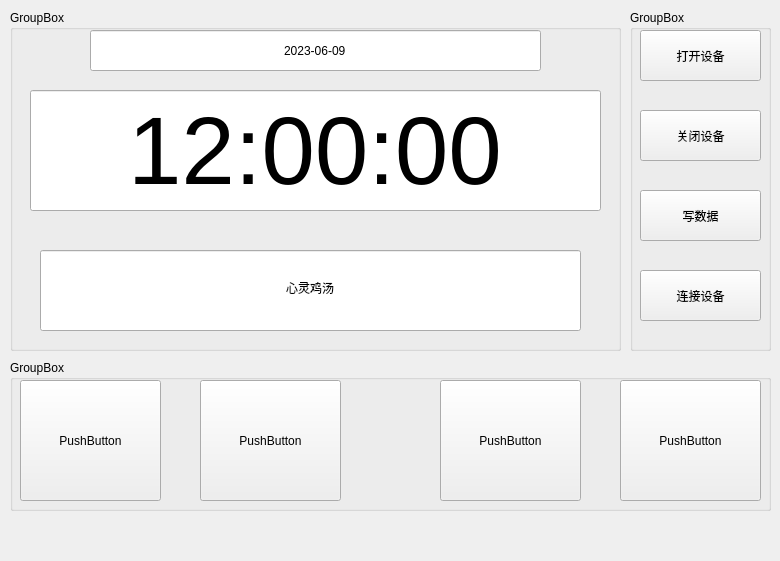
The window that SoftWare/PCTool/AdvancedClock/TimeShow.ui (ZhangYiXiSucceed/Advanced-Clock) describes before a commit, drawn with Qt 5.
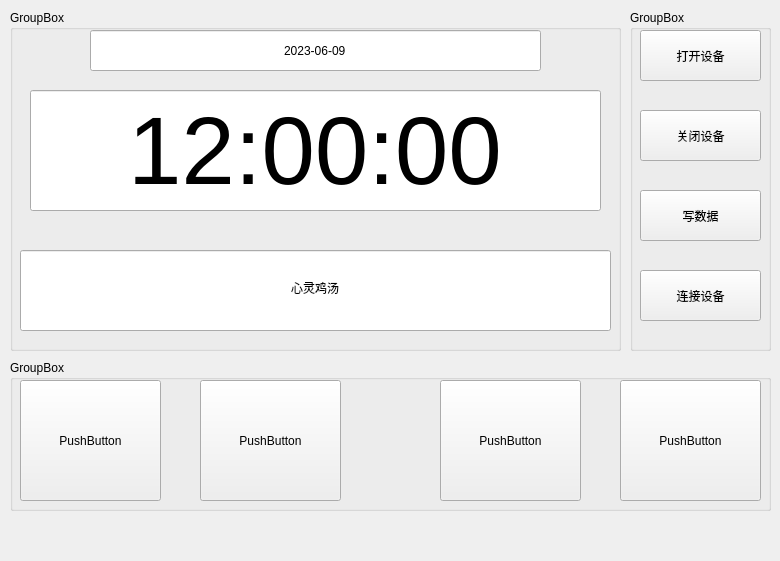
The same window after the commit.

```diff
--- a/SoftWare/PCTool/AdvancedClock/TimeShow.ui
+++ b/SoftWare/PCTool/AdvancedClock/TimeShow.ui
@@ -149,9 +149,9 @@
    <widget class="QLineEdit" name="NiceWords">
     <property name="geometry">
      <rect>
-      <x>30</x>
+      <x>10</x>
       <y>240</y>
-      <width>541</width>
+      <width>591</width>
       <height>81</height>
      </rect>
     </property>
```
Left out of the diff: 3 changed lines with no effect on the pictures.
